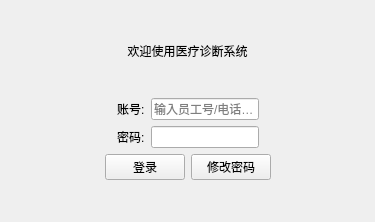
This is loginview.ui in ygzuxts/dazuoye as Qt 5 draws it before an edit. The edited form follows.
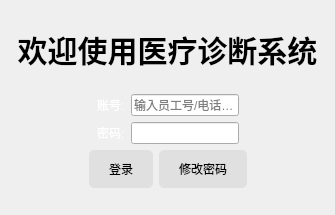
This is the edited form.

Diff of the .ui file:
```diff
--- a/loginview.ui
+++ b/loginview.ui
@@ -6,12 +6,55 @@
    <rect>
     <x>0</x>
     <y>0</y>
-    <width>375</width>
-    <height>222</height>
+    <width>335</width>
+    <height>215</height>
    </rect>
   </property>
   <property name="windowTitle">
-   <string>登录</string>
+   <string>登陆</string>
+  </property>
+  <property name="styleSheet">
+   <string notr="true">/* 设置整体背景颜色 */
+QWidget#LoginView {
+
+    border-radius: 10px;
+}
+QLabel#labeltitle {
+    font-size: 30px; /* 设置字体大小 */
+    font-weight: bold; /* 可选：加粗字体 */
+
+    color:black;}
+/* QLabel 标题样式 */
+QLabel {
+    color:white;
+    font: bold 20px &quot;Arial&quot;;
+}
+
+/* QLineEdit 输入框透明效果 */
+
+
+/* 按钮悬停时的颜色 */
+QPushButton:hover {
+    background-color: #a0a0a0; /* 深灰色背景 */
+    color: #ffffff; /* 保持白色文字 */
+}
+
+/* 按钮按下时的颜色 */
+QPushButton:pressed {
+    background-color: #7f7f7f; /* 中灰色背景 */
+    color: #ffffff; /* 保持白色文字 */
+}
+
+QPushButton {
+    background-color: #e0e0e0; /* 浅灰色背景 */
+  color: black; /* 按钮文字颜色 */
+    padding: 10px 20px;
+    border: none; /* 去掉默认边框 */
+    border-radius: 5px;
+}
+QLineEdit#inputUserName[text=&quot;&quot;]{color:white;}
+
+</string>
   </property>
   <layout class="QVBoxLayout" name="verticalLayout">
    <item>
@@ -28,7 +71,7 @@
     </spacer>
    </item>
    <item>
-    <widget class="QLabel" name="label">
+    <widget class="QLabel" name="labeltitle">
      <property name="text">
       <string>欢迎使用医疗诊断系统</string>
      </property>
```
